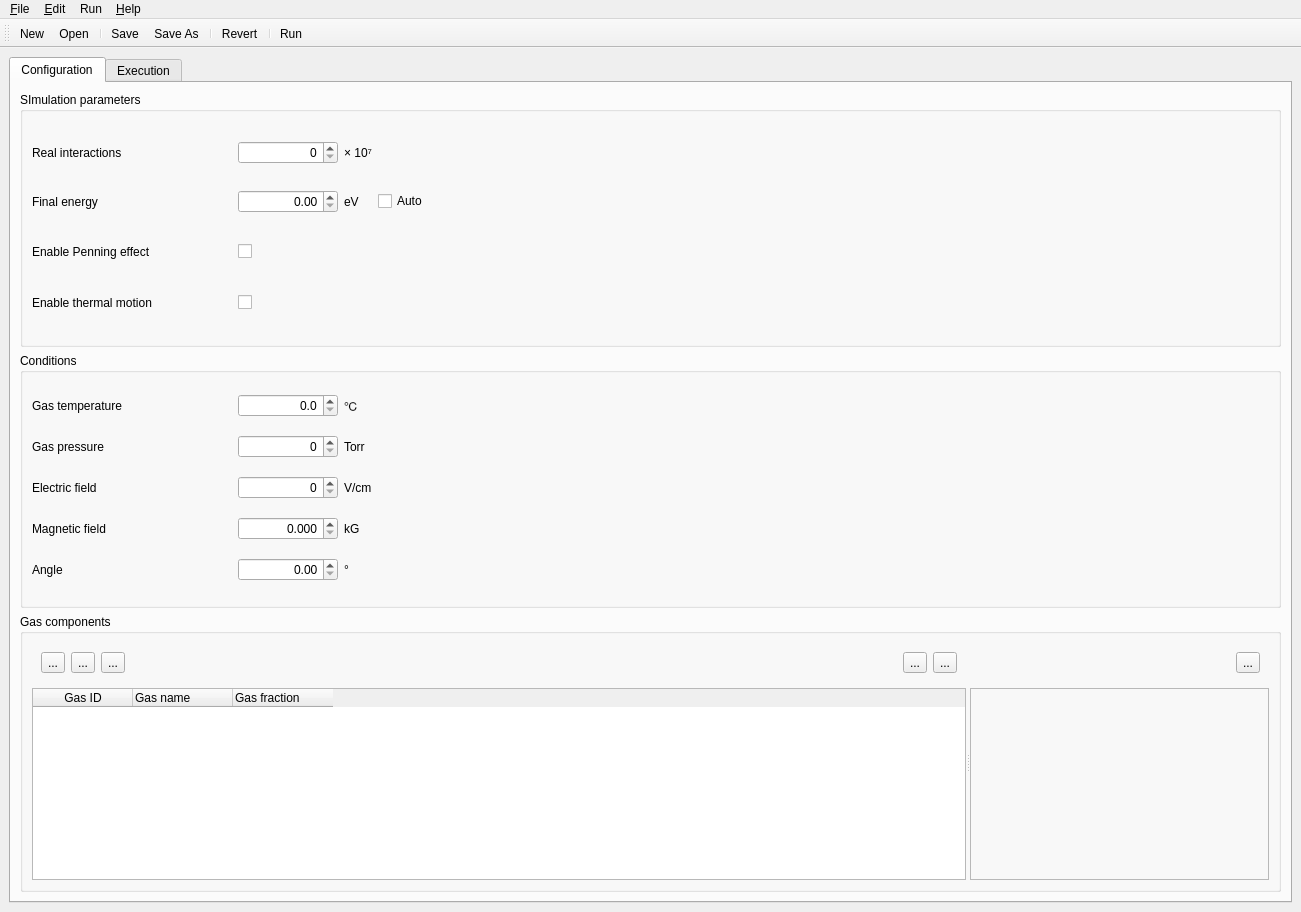
Qt form src/magboltz_gui/ui/main.ui (cpls-lab/magboltz-gui) before a commit.
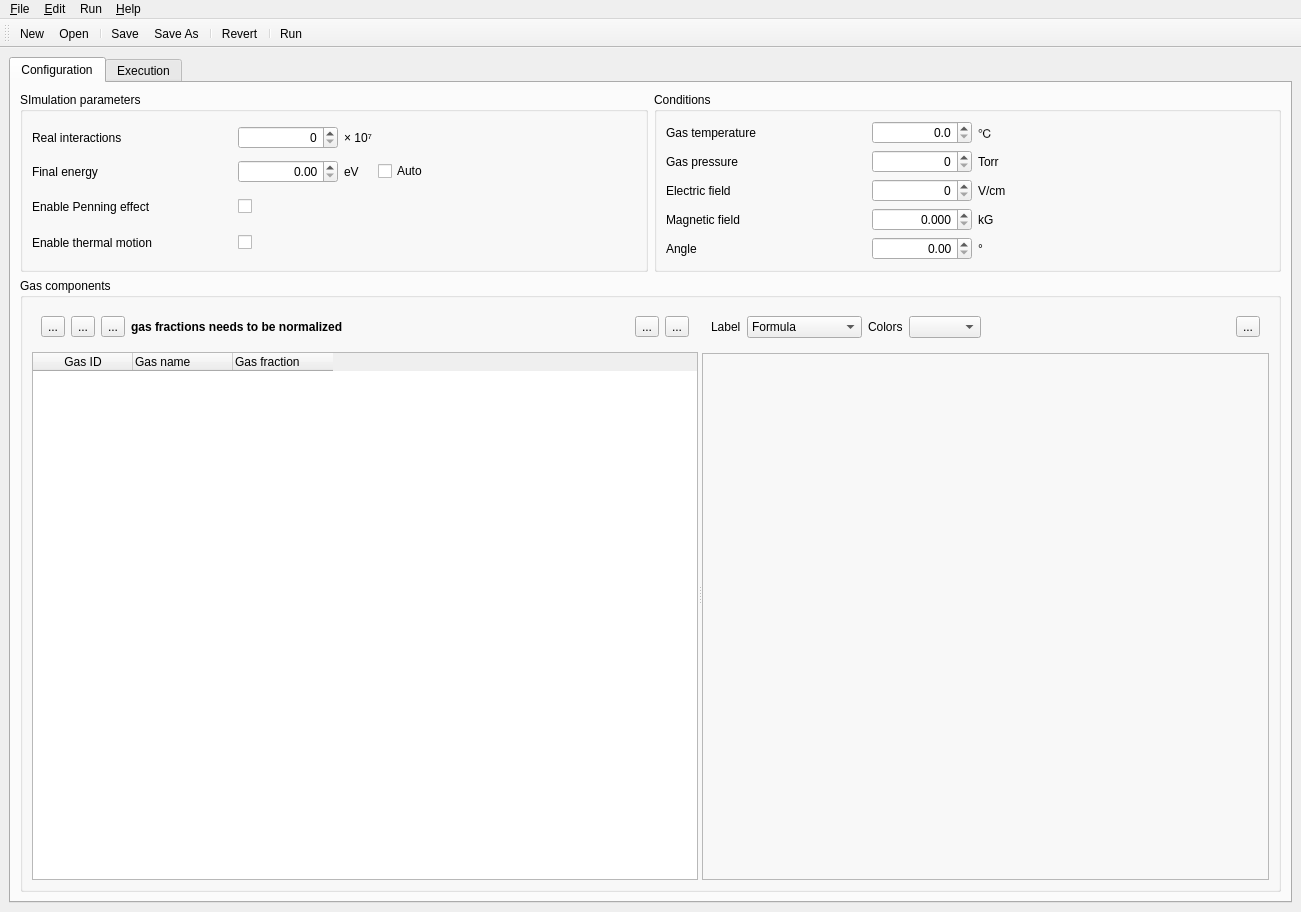
The same form after that commit. Icons and pictures are not drawn.

Commit message: Fixed plot colors

Patch:
```diff
--- a/src/magboltz_gui/ui/main.ui
+++ b/src/magboltz_gui/ui/main.ui
@@ -14,8 +14,8 @@
    <string>Magboltz GUI</string>
   </property>
   <widget class="QWidget" name="centralwidget">
-   <layout class="QVBoxLayout" name="verticalLayout">
-    <item>
+   <layout class="QGridLayout" name="gridLayout_3">
+    <item row="0" column="0">
      <widget class="QTabWidget" name="mainTab">
       <property name="currentIndex">
        <number>0</number>
@@ -24,9 +24,15 @@
        <attribute name="title">
         <string>Configuration</string>
        </attribute>
-       <layout class="QVBoxLayout" name="verticalLayout_3">
-        <item>
+       <layout class="QGridLayout" name="gridLayout_3">
+        <item row="0" column="0">
          <widget class="QGroupBox" name="groupSimParameters">
+          <property name="sizePolicy">
+           <sizepolicy hsizetype="Preferred" vsizetype="Minimum">
+            <horstretch>0</horstretch>
+            <verstretch>0</verstretch>
+           </sizepolicy>
+          </property>
           <property name="title">
            <string>SImulation parameters</string>
           </property>
@@ -169,8 +175,14 @@
           </layout>
          </widget>
         </item>
-        <item>
+        <item row="0" column="1">
          <widget class="QGroupBox" name="groupGasList">
+          <property name="sizePolicy">
+           <sizepolicy hsizetype="Preferred" vsizetype="Minimum">
+            <horstretch>0</horstretch>
+            <verstretch>0</verstretch>
+           </sizepolicy>
+          </property>
           <property name="title">
            <string>Conditions</string>
           </property>
@@ -374,8 +386,14 @@
           </layout>
          </widget>
         </item>
-        <item>
+        <item row="1" column="0" colspan="2">
          <widget class="QGroupBox" name="groupGases">
+          <property name="sizePolicy">
+           <sizepolicy hsizetype="Preferred" vsizetype="Expanding">
+            <horstretch>0</horstretch>
+            <verstretch>0</verstretch>
+           </sizepolicy>
+          </property>
           <property name="title">
            <string>Gas components</string>
           </property>
@@ -426,6 +444,55 @@
                     </property>
                    </widget>
                   </item>
+                  <item>
+                   <widget class="QLabel" name="lblNeedNormalize">
+                    <property name="palette">
+                     <palette>
+                      <active>
+                       <colorrole role="WindowText">
+                        <brush brushstyle="SolidPattern">
+                         <color alpha="255">
+                          <red>192</red>
+                          <green>28</green>
+                          <blue>40</blue>
+                         </color>
+                        </brush>
+                       </colorrole>
+                      </active>
+                      <inactive>
+                       <colorrole role="WindowText">
+                        <brush brushstyle="SolidPattern">
+                         <color alpha="255">
+                          <red>0</red>
+                          <green>0</green>
+                          <blue>0</blue>
+                         </color>
+                        </brush>
+                       </colorrole>
+                      </inactive>
+                      <disabled>
+                       <colorrole role="WindowText">
+                        <brush brushstyle="SolidPattern">
+                         <color alpha="255">
+                          <red>190</red>
+                          <green>190</green>
+                          <blue>190</blue>
+                         </color>
+                        </brush>
+                       </colorrole>
+                      </disabled>
+                     </palette>
+                    </property>
+                    <property name="font">
+                     <font>
+                      <bold>true</bold>
+                     </font>
+                    </property>
+                    <property name="text">
+                     <string>gas fractions needs to be normalized</string>
+                    </property>
+                   </widget>
+                  </item>
                   <item>
                    <spacer name="horizontalSpacer_6">
                     <property name="orientation">
@@ -439,17 +506,6 @@
                     </property>
                    </spacer>
                   </item>
-                  <item>
-                   <widget class="QToolButton" name="btnGasDown">
-                    <property name="text">
-                     <string>...</string>
-                    </property>
-                    <property name="icon">
-                     <iconset theme="go-down">
-                      <normaloff>../../../../../../../../../../ui</normaloff>../../../../../../../../../../ui</iconset>
-                    </property>
-                   </widget>
-                  </item>
                   <item>
                    <widget class="QToolButton" name="btnGasUp">
                     <property name="text">
@@ -461,6 +517,17 @@
                     </property>
                    </widget>
                   </item>
+                  <item>
+                   <widget class="QToolButton" name="btnGasDown">
+                    <property name="text">
+                     <string>...</string>
+                    </property>
+                    <property name="icon">
+                     <iconset theme="go-down">
+                      <normaloff>../../../../../../../../../../ui</normaloff>../../../../../../../../../../ui</iconset>
+                    </property>
+                   </widget>
+                  </item>
                  </layout>
                 </widget>
                </item>
@@ -505,6 +572,47 @@
                   </sizepolicy>
                  </property>
                  <layout class="QHBoxLayout" name="horizontalLayout_4">
+                  <item>
+                   <widget class="QLabel" name="label_18">
+                    <property name="text">
+                     <string>Label</string>
+                    </property>
+                   </widget>
+                  </item>
+                  <item>
+                   <widget class="QComboBox" name="cmbLabelFormat">
+                    <item>
+                     <property name="text">
+                      <string>Formula</string>
+                     </property>
+                    </item>
+                    <item>
+                     <property name="text">
+                      <string>Name</string>
+                     </property>
+                    </item>
+                    <item>
+                     <property name="text">
+                      <string>Name (formula)</string>
+                     </property>
+                    </item>
+                    <item>
+                     <property name="text">
+                      <string>None</string>
+                     </property>
+                    </item>
+                   </widget>
+                  </item>
+                  <item>
+                   <widget class="QLabel" name="label_19">
+                    <property name="text">
+                     <string>Colors</string>
+                    </property>
+                   </widget>
+                  </item>
+                  <item>
+                   <widget class="QComboBox" name="cmbColorMap"/>
+                  </item>
                   <item>
                    <spacer name="horizontalSpacer_2">
                     <property name="orientation">
```
Left out of the diff: 170 changed lines with no effect on the pictures. The commit also changes 3 other files.
